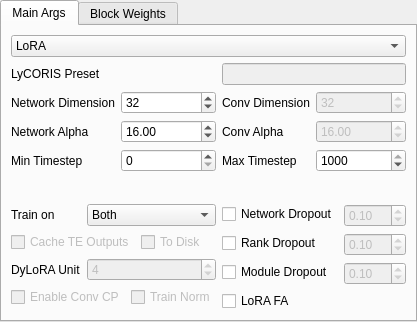
Above: ui_files/NetworkUI.ui from derrian-distro/LoRA_Easy_Training_Scripts before the change. Below: the same form after it.
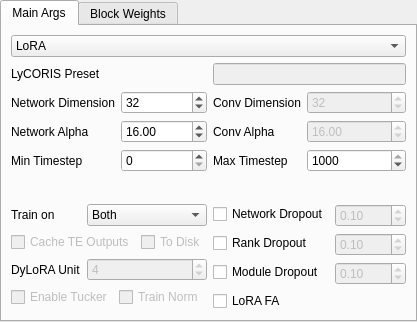
That is the form after the change. Custom widgets are drawn as their Qt base class.

Commit message: updated the network ui to fix a bunch of bugs

The edit to the form file:
```diff
--- a/ui_files/NetworkUI.ui
+++ b/ui_files/NetworkUI.ui
@@ -508,7 +508,7 @@
               <string>&lt;html&gt;&lt;head/&gt;&lt;body&gt;&lt;p&gt;Enables Conv CP, which is some form of compression algorithm that further reduces file size, I personally suggest you don't use it&lt;/p&gt;&lt;/body&gt;&lt;/html&gt;</string>
              </property>
              <property name="text">
-              <string>Enable Conv CP</string>
+              <string>Enable Tucker</string>
              </property>
             </widget>
            </item>
```
The commit also changes 6 other files.
